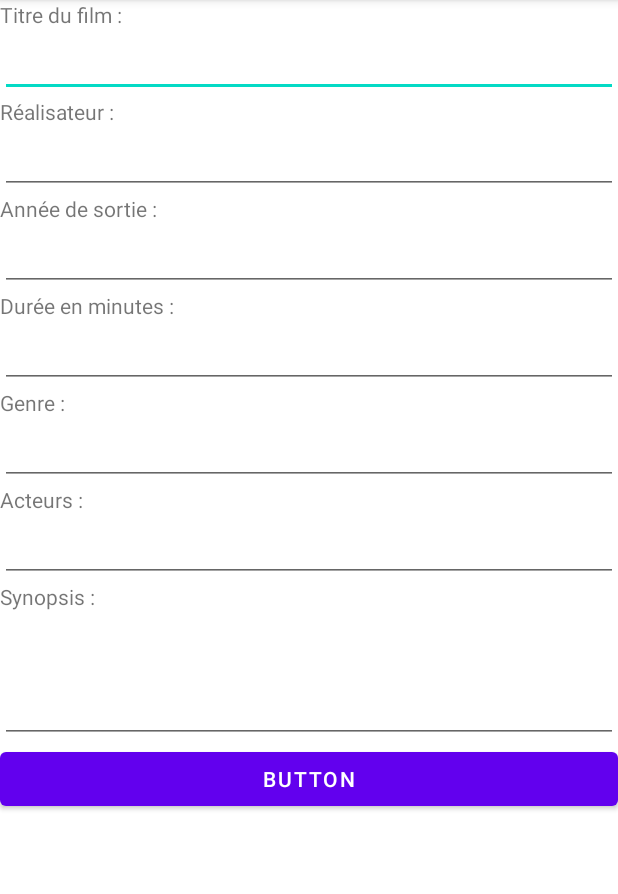
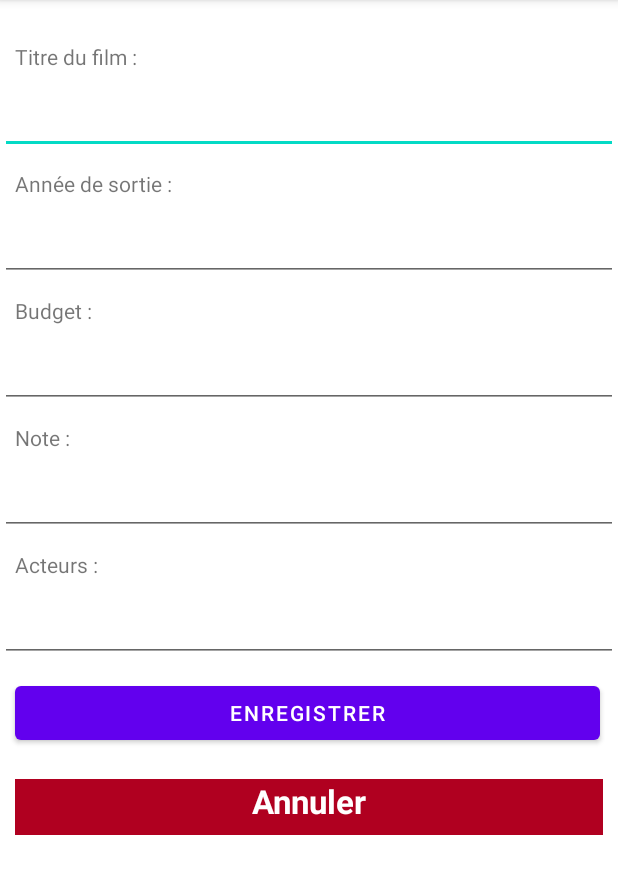
Before and after one commit to Dev-oss-ux/MobileApp, an Android app: the AddMovieActivity screen opened directly, with no data from a screen before it, on a phone screen of 412 x 824 dp, the part 84-978 px from its top. Run offline under Robolectric (Android 15) with nearby library versions, the phone set to English and light mode, and no system bars.

Commit message:
remove xml file addMovie

```diff
--- /dev/null
+++ b/app/src/main/res/drawable/ic_adresse.xml
@@ -0,0 +1,5 @@
+<vector android:height="24dp" android:tint="#A49999"
+    android:viewportHeight="24" android:viewportWidth="24"
+    android:width="24dp" xmlns:android="http://schemas.android.com/apk/res/android">
+    <path android:fillColor="@android:color/white" android:pathData="M12,2C8.13,2 5,5.13 5,9c0,5.25 7,13 7,13s7,-7.75 7,-13c0,-3.87 -3.13,-7 -7,-7zM12,11.5c-1.38,0 -2.5,-1.12 -2.5,-2.5s1.12,-2.5 2.5,-2.5 2.5,1.12 2.5,2.5 -1.12,2.5 -2.5,2.5z"/>
+</vector>
--- /dev/null
+++ b/app/src/main/res/drawable/ic_budget_24.xml
@@ -0,0 +1,5 @@
+<vector android:height="24dp" android:tint="#A49999"
+    android:viewportHeight="24" android:viewportWidth="24"
+    android:width="24dp" xmlns:android="http://schemas.android.com/apk/res/android">
+    <path android:fillColor="@android:color/white" android:pathData="M11.8,10.9c-2.27,-0.59 -3,-1.2 -3,-2.15 0,-1.09 1.01,-1.85 2.7,-1.85 1.78,0 2.44,0.85 2.5,2.1h2.21c-0.07,-1.72 -1.12,-3.3 -3.21,-3.81V3h-3v2.16c-1.94,0.42 -3.5,1.68 -3.5,3.61 0,2.31 1.91,3.46 4.7,4.13 2.5,0.6 3,1.48 3,2.41 0,0.69 -0.49,1.79 -2.7,1.79 -2.06,0 -2.87,-0.92 -2.98,-2.1h-2.2c0.12,2.19 1.76,3.42 3.68,3.83V21h3v-2.15c1.95,-0.37 3.5,-1.5 3.5,-3.55 0,-2.84 -2.43,-3.81 -4.7,-4.4z"/>
+</vector>
--- /dev/null
+++ b/app/src/main/res/drawable/ic_description_24.xml
@@ -0,0 +1,5 @@
+<vector android:height="24dp" android:tint="#A49999"
+    android:viewportHeight="24" android:viewportWidth="24"
+    android:width="24dp" xmlns:android="http://schemas.android.com/apk/res/android">
+    <path android:fillColor="@android:color/white" android:pathData="M14,2L6,2c-1.1,0 -1.99,0.9 -1.99,2L4,20c0,1.1 0.89,2 1.99,2L18,22c1.1,0 2,-0.9 2,-2L20,8l-6,-6zM16,18L8,18v-2h8v2zM16,14L8,14v-2h8v2zM13,9L13,3.5L18.5,9L13,9z"/>
+</vector>
--- /dev/null
+++ b/app/src/main/res/drawable/ic_email.xml
@@ -0,0 +1,5 @@
+<vector android:height="24dp" android:tint="#A49999"
+    android:viewportHeight="24" android:viewportWidth="24"
+    android:width="24dp" xmlns:android="http://schemas.android.com/apk/res/android">
+    <path android:fillColor="@android:color/white" android:pathData="M20,4L4,4c-1.1,0 -1.99,0.9 -1.99,2L2,18c0,1.1 0.9,2 2,2h16c1.1,0 2,-0.9 2,-2L22,6c0,-1.1 -0.9,-2 -2,-2zM20,8l-8,5 -8,-5L4,6l8,5 8,-5v2z"/>
+</vector>
--- /dev/null
+++ b/app/src/main/res/drawable/ic_movie.xml
@@ -0,0 +1,5 @@
+<vector android:height="24dp" android:tint="#A49999"
+    android:viewportHeight="24" android:viewportWidth="24"
+    android:width="24dp" xmlns:android="http://schemas.android.com/apk/res/android">
+    <path android:fillColor="@android:color/white" android:pathData="M18,3v2h-2L16,3L8,3v2L6,5L6,3L4,3v18h2v-2h2v2h8v-2h2v2h2L20,3h-2zM8,17L6,17v-2h2v2zM8,13L6,13v-2h2v2zM8,9L6,9L6,7h2v2zM18,17h-2v-2h2v2zM18,13h-2v-2h2v2zM18,9h-2L16,7h2v2z"/>
+</vector>
--- /dev/null
+++ b/app/src/main/res/drawable/ic_name.xml
@@ -0,0 +1,5 @@
+<vector android:height="24dp" android:tint="#A49999"
+    android:viewportHeight="24" android:viewportWidth="24"
+    android:width="24dp" xmlns:android="http://schemas.android.com/apk/res/android">
+    <path android:fillColor="@android:color/white" android:pathData="M12,5.9c1.16,0 2.1,0.94 2.1,2.1s-0.94,2.1 -2.1,2.1S9.9,9.16 9.9,8s0.94,-2.1 2.1,-2.1m0,9c2.97,0 6.1,1.46 6.1,2.1v1.1L5.9,18.1L5.9,17c0,-0.64 3.13,-2.1 6.1,-2.1M12,4C9.79,4 8,5.79 8,8s1.79,4 4,4 4,-1.79 4,-4 -1.79,-4 -4,-4zM12,13c-2.67,0 -8,1.34 -8,4v3h16v-3c0,-2.66 -5.33,-4 -8,-4z"/>
+</vector>
--- /dev/null
+++ b/app/src/main/res/drawable/ic_numbers_24.xml
@@ -0,0 +1,5 @@
+<vector android:height="24dp" android:tint="#A49999"
+    android:viewportHeight="24" android:viewportWidth="24"
+    android:width="24dp" xmlns:android="http://schemas.android.com/apk/res/android">
+    <path android:fillColor="@android:color/white" android:pathData="M20.5,10L21,8h-4l1,-4h-2l-1,4h-4l1,-4h-2L9,8H5l-0.5,2h4l-1,4h-4L3,16h4l-1,4h2l1,-4h4l-1,4h2l1,-4h4l0.5,-2h-4l1,-4H20.5zM13.5,14h-4l1,-4h4L13.5,14z"/>
+</vector>
--- a/app/src/main/res/layout/activity_add_movie.xml
+++ b/app/src/main/res/layout/activity_add_movie.xml
@@ -1,29 +1,28 @@
 <?xml version="1.0" encoding="utf-8"?>
 <LinearLayout xmlns:android="http://schemas.android.com/apk/res/android"
+    xmlns:app="http://schemas.android.com/apk/res-auto"
+    xmlns:tools="http://schemas.android.com/tools"
     android:orientation="vertical"
     android:layout_width="match_parent"
     android:layout_height="match_parent">
-
+    <ImageView
+        android:id="@+id/imageView4"
+        android:layout_width="match_parent"
+        android:layout_height="wrap_content"
+        tools:srcCompat="@tools:sample/avatars" />
     <TextView
         android:text="Titre du film :"
+        android:padding="10dp"
+        android:layout_marginTop="18dp"
         android:layout_width="match_parent"
         android:layout_height="wrap_content" />
     <EditText
         android:id="@+id/editTextTitre22"
         android:layout_width="match_parent"
         android:layout_height="wrap_content" />
-
-    <TextView
-        android:text="Réalisateur :"
-        android:layout_width="match_parent"
-        android:layout_height="wrap_content" />
-    <EditText
-        android:id="@+id/editTextRealisateu"
-        android:layout_width="match_parent"
-        android:layout_height="wrap_content" />
-
     <TextView
         android:text="Année de sortie :"
+        android:padding="10dp"
         android:layout_width="match_parent"
         android:layout_height="wrap_content" />
     <EditText
@@ -33,7 +32,8 @@
         android:inputType="number" />
 
     <TextView
-        android:text="Durée en minutes :"
+        android:text="Budget :"
+        android:padding="10dp"
         android:layout_width="match_parent"
         android:layout_height="wrap_content" />
     <EditText
@@ -43,7 +43,8 @@
         android:inputType="number" />
 
     <TextView
-        android:text="Genre :"
+        android:text="Note :"
+        android:padding="10dp"
         android:layout_width="match_parent"
         android:layout_height="wrap_content" />
     <EditText
@@ -53,6 +54,7 @@
 
     <TextView
         android:text="Acteurs :"
+        android:padding="10dp"
         android:layout_width="match_parent"
         android:layout_height="wrap_content" />
     <EditText
@@ -60,21 +62,26 @@
         android:layout_width="match_parent"
         android:layout_height="wrap_content" />
 
-    <TextView
-        android:text="Synopsis :"
-        android:layout_width="match_parent"
-        android:layout_height="wrap_content" />
-    <EditText
-        android:id="@+id/editTextSynopsi"
-        android:layout_width="match_parent"
-        android:layout_height="wrap_content"
-        android:inputType="textMultiLine"
-        android:lines="3" />
 
     <Button
         android:id="@+id/button"
+        android:layout_width="390dp"
+        android:layout_height="wrap_content"
+        android:layout_margin="10dp"
+        android:text="Enregistrer" />
+
+    <TextView
+        android:id="@+id/button5"
         android:layout_width="match_parent"
-        android:layout_height="wrap_content"
-        android:text="Button" />
+        android:layout_height="37dp"
+        android:layout_margin="10dp"
+        android:textStyle="bold"
+        android:textSize="22dp"
+        android:textColor="@color/white"
+        android:paddingLeft="158dp"
+        android:background="?attr/colorError"
+        android:text="Annuler" />
+
+
 
 </LinearLayout>
```
Also changed, not shown: app/src/main/java/com/example/mobile/AddMovieAdapter.kt (added, +7 -0 lines).
